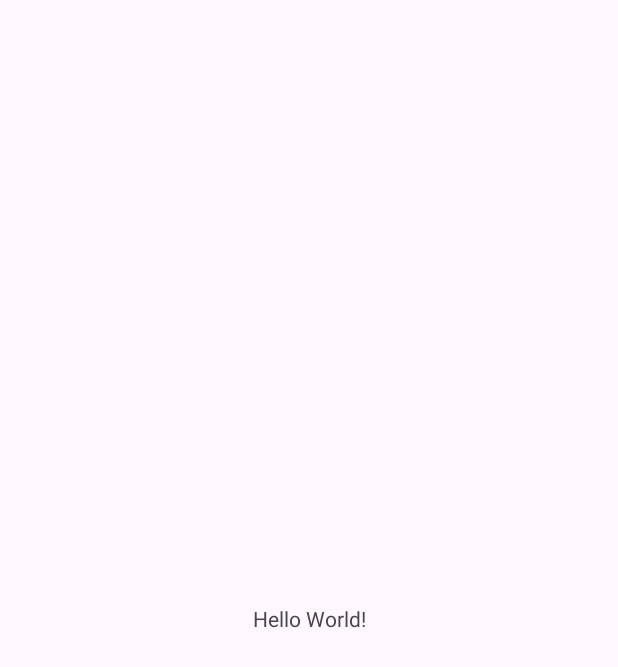
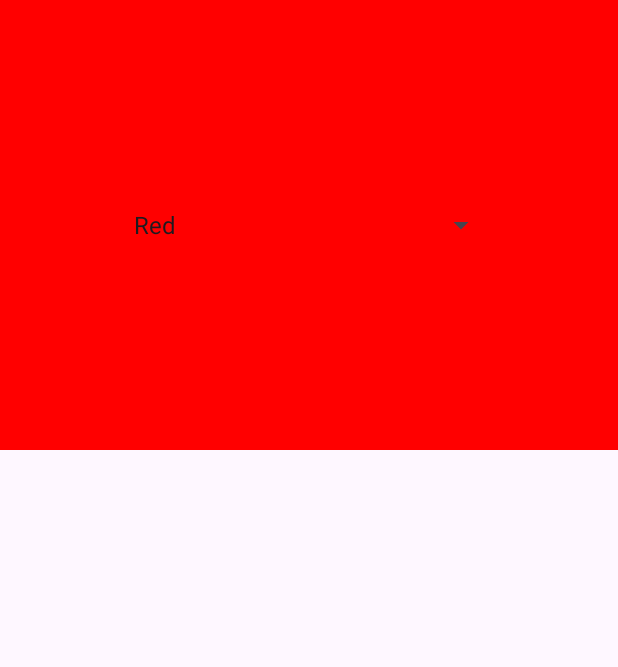
Before and after one commit to tup31163/FunWithFragments, an Android app: the screen it shows after launch (MainActivity), on a phone screen of 412 x 824 dp. Before the commit the part shown is almost empty. Shown: the top 667 px of the screen. Run offline under Robolectric (Android 15) with nearby library versions, the phone set to English and light mode, and no system bars.

Commit message:
style FragmentContainerView, sync gradle

```diff
--- a/app/build.gradle.kts
+++ b/app/build.gradle.kts
@@ -10,7 +10,7 @@ android {
     defaultConfig {
         applicationId = "com.example.funwithfragments"
         minSdk = 24
-        targetSdk = 33
+        targetSdk = 34
         versionCode = 1
         versionName = "1.0"
 
--- a/app/src/main/java/com/example/funwithfragments/ColorSelectionFragment.kt
+++ b/app/src/main/java/com/example/funwithfragments/ColorSelectionFragment.kt
@@ -1,5 +1,6 @@
 package com.example.funwithfragments
 
+import android.graphics.Color
 import android.os.Bundle
 import androidx.fragment.app.Fragment
 import android.view.LayoutInflater
@@ -29,7 +30,9 @@ class ColorSelectionFragment : Fragment() {
 
         spinner.onItemSelectedListener = object: OnItemSelectedListener {
             override fun onItemSelected(p0: AdapterView<*>?, p1: View?, p2: Int, p3: Long) {
-                TODO("Not yet implemented")
+                p0?.run {
+                    layout.setBackgroundColor(Color.parseColor(getItemAtPosition(p2).toString()))
+                }
             }
 
             override fun onNothingSelected(p0: AdapterView<*>?) {
--- a/app/src/main/res/layout/activity_main.xml
+++ b/app/src/main/res/layout/activity_main.xml
@@ -6,13 +6,12 @@
     android:layout_height="match_parent"
     tools:context=".MainActivity">
 
-    <TextView
-        android:layout_width="wrap_content"
-        android:layout_height="wrap_content"
-        android:text="Hello World!"
-        app:layout_constraintBottom_toBottomOf="parent"
+    <androidx.fragment.app.FragmentContainerView
+        android:id="@+id/fragmentContainerView"
+        android:name="com.example.funwithfragments.ColorSelectionFragment"
+        android:layout_width="0dp"
+        android:layout_height="300dp"
         app:layout_constraintEnd_toEndOf="parent"
         app:layout_constraintStart_toStartOf="parent"
         app:layout_constraintTop_toTopOf="parent" />
-
 </androidx.constraintlayout.widget.ConstraintLayout>
```
